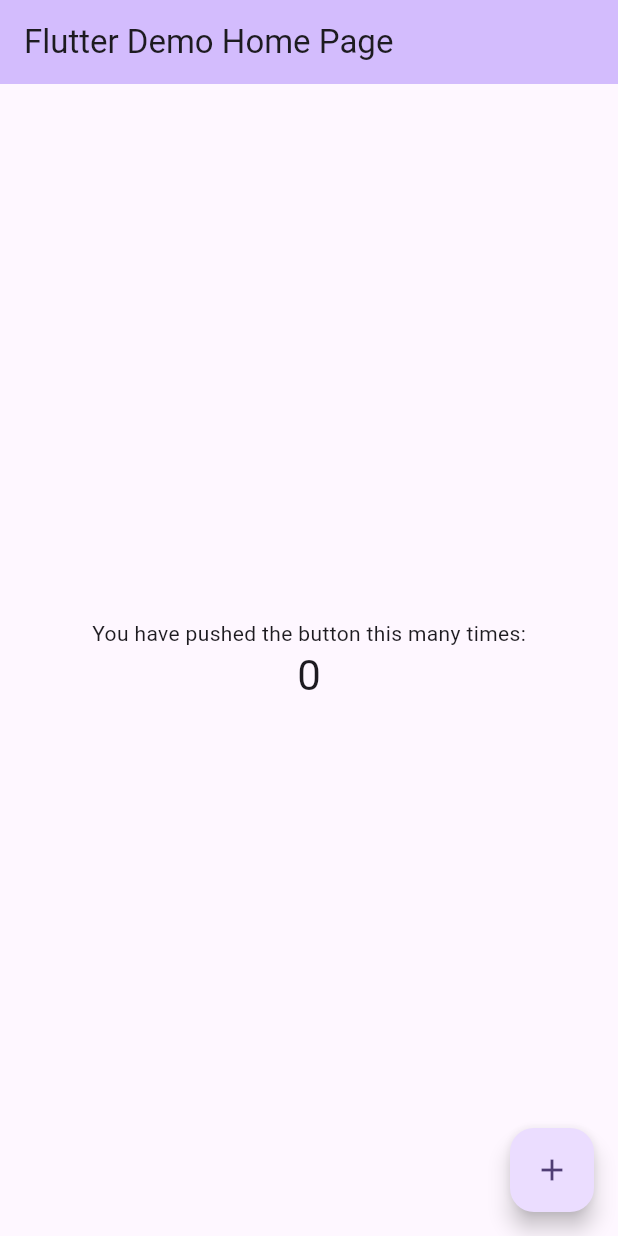
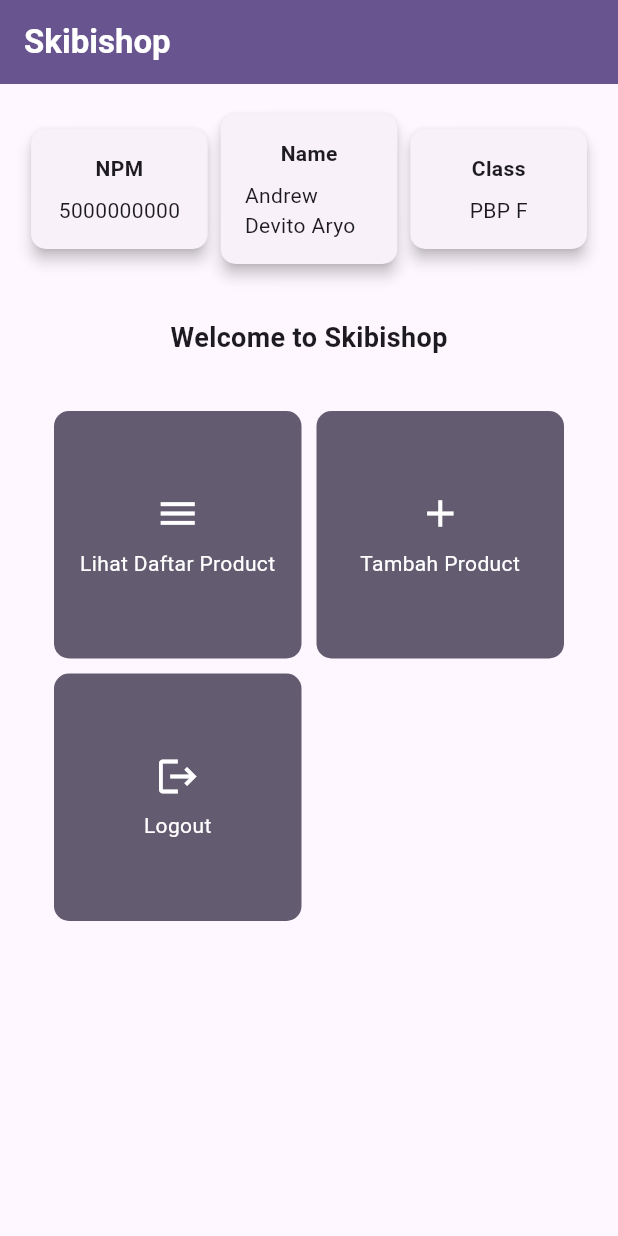
Before and after one commit to Andrew4Coding/skibishop-pbp-mobile, a Flutter app: the screen it shows after launch, on a phone screen of 412 x 824 dp. Run offline on Flutter 3.47's test engine with Material 3 defaults, Android fonts, the phone set to English and light mode, and no system bars.

Commit message:
feat: init main app

```diff
--- /dev/null
+++ b/lib/ds/button.dart
@@ -0,0 +1,15 @@
+import 'package:flutter/material.dart';
+
+class Button extends StatelessWidget {
+  Button({super.key});
+
+  @override
+  Widget build(BuildContext context) {
+    return ElevatedButton(
+      onPressed: () {
+        // Respond to button press
+      },
+      child: const Text('Press me'),
+    );
+  }
+}
--- a/lib/main.dart
+++ b/lib/main.dart
@@ -1,4 +1,5 @@
 import 'package:flutter/material.dart';
+import 'package:skibishop_mobile/menu.dart';
 
 void main() {
   runApp(const MyApp());
@@ -11,7 +12,8 @@
   @override
   Widget build(BuildContext context) {
     return MaterialApp(
-      title: 'Flutter Demo',
+      title: 'Skibishop',
+      debugShowCheckedModeBanner: false,
       theme: ThemeData(
         // This is the theme of your application.
         //
@@ -31,95 +33,7 @@
         colorScheme: ColorScheme.fromSeed(seedColor: Colors.deepPurple),
         useMaterial3: true,
       ),
-      home: const MyHomePage(title: 'Flutter Demo Home Page'),
+      home: MyHomePage(),
     );
   }
 }
-
-class MyHomePage extends StatefulWidget {
-  const MyHomePage({super.key, required this.title});
-
-  // This widget is the home page of your application. It is stateful, meaning
-  // that it has a State object (defined below) that contains fields that affect
-  // how it looks.
-
-  // This class is the configuration for the state. It holds the values (in this
-  // case the title) provided by the parent (in this case the App widget) and
-  // used by the build method of the State. Fields in a Widget subclass are
-  // always marked "final".
-
-  final String title;
-
-  @override
-  State<MyHomePage> createState() => _MyHomePageState();
-}
-
-class _MyHomePageState extends State<MyHomePage> {
-  int _counter = 0;
-
-  void _incrementCounter() {
-    setState(() {
-      // This call to setState tells the Flutter framework that something has
-      // changed in this State, which causes it to rerun the build method below
-      // so that the display can reflect the updated values. If we changed
-      // _counter without calling setState(), then the build method would not be
-      // called again, and so nothing would appear to happen.
-      _counter++;
-    });
-  }
-
-  @override
-  Widget build(BuildContext context) {
-    // This method is rerun every time setState is called, for instance as done
-    // by the _incrementCounter method above.
-    //
-    // The Flutter framework has been optimized to make rerunning build methods
-    // fast, so that you can just rebuild anything that needs updating rather
-    // than having to individually change instances of widgets.
-    return Scaffold(
-      appBar: AppBar(
-        // TRY THIS: Try changing the color here to a specific color (to
-        // Colors.amber, perhaps?) and trigger a hot reload to see the AppBar
-        // change color while the other colors stay the same.
-        backgroundColor: Theme.of(context).colorScheme.inversePrimary,
-        // Here we take the value from the MyHomePage object that was created by
-        // the App.build method, and use it to set our appbar title.
-        title: Text(widget.title),
-      ),
-      body: Center(
-        // Center is a layout widget. It takes a single child and positions it
-        // in the middle of the parent.
-        child: Column(
-          // Column is also a layout widget. It takes a list of children and
-          // arranges them vertically. By default, it sizes itself to fit its
-          // children horizontally, and tries to be as tall as its parent.
-          //
-          // Column has various properties to control how it sizes itself and
-          // how it positions its children. Here we use mainAxisAlignment to
-          // center the children vertically; the main axis here is the vertical
-          // axis because Columns are vertical (the cross axis would be
-          // horizontal).
-          //
-          // TRY THIS: Invoke "debug painting" (choose the "Toggle Debug Paint"
-          // action in the IDE, or press "p" in the console), to see the
-          // wireframe for each widget.
-          mainAxisAlignment: MainAxisAlignment.center,
-          children: <Widget>[
-            const Text(
-              'You have pushed the button this many times:',
-            ),
-            Text(
-              '$_counter',
-              style: Theme.of(context).textTheme.headlineMedium,
-            ),
-          ],
-        ),
-      ),
-      floatingActionButton: FloatingActionButton(
-        onPressed: _incrementCounter,
-        tooltip: 'Increment',
-        child: const Icon(Icons.add),
-      ), // This trailing comma makes auto-formatting nicer for build methods.
-    );
-  }
-}
--- /dev/null
+++ b/lib/menu.dart
@@ -0,0 +1,154 @@
+import 'package:flutter/material.dart';
+
+class MyHomePage extends StatelessWidget {
+  final String npm = '5000000000'; // NPM
+  final String name = 'Andrew Devito Aryo'; // Nama
+  final String className = 'PBP F'; // Kelas
+
+  final List<ItemHomepage> items = [
+    ItemHomepage("Lihat Daftar Product", Icons.menu),
+    ItemHomepage("Tambah Product", Icons.add),
+    ItemHomepage("Logout", Icons.logout),
+  ];
+
+  MyHomePage({super.key});
+
+  @override
+  Widget build(BuildContext context) {
+    return Scaffold(
+      appBar: AppBar(
+        title: const Text(
+          'Skibishop',
+          style: TextStyle(
+            color: Colors.white,
+            fontWeight: FontWeight.bold,
+          ),
+        ),
+        backgroundColor: Theme.of(context).colorScheme.primary,
+      ),
+      body: Padding(
+        padding: const EdgeInsets.all(16.0),
+        child: Column(
+          crossAxisAlignment: CrossAxisAlignment.stretch,
+          children: [
+            Row(
+              mainAxisAlignment: MainAxisAlignment.spaceEvenly,
+              children: [
+                InfoCard(title: 'NPM', content: npm),
+                InfoCard(title: 'Name', content: name),
+                InfoCard(title: 'Class', content: className),
+              ],
+            ),
+            const SizedBox(height: 16.0),
+            const Center(
+              child: Padding(
+                padding: EdgeInsets.only(top: 16.0),
+                child: Text(
+                  'Welcome to Skibishop',
+                  style: TextStyle(
+                    fontWeight: FontWeight.bold,
+                    fontSize: 18.0,
+                  ),
+                ),
+              ),
+            ),
+            const SizedBox(height: 16.0),
+            Expanded(
+              child: GridView.count(
+                primary: false,
+                padding: const EdgeInsets.all(20),
+                crossAxisSpacing: 10,
+                mainAxisSpacing: 10,
+                crossAxisCount: 2,
+                children: items.map((ItemHomepage item) {
+                  return ItemCard(item);
+                }).toList(),
+              ),
+            ),
+          ],
+        ),
+      ),
+    );
+  }
+}
+
+class InfoCard extends StatelessWidget {
+  final String title;
+  final String content;
+
+  const InfoCard({super.key, required this.title, required this.content});
+
+  @override
+  Widget build(BuildContext context) {
+    return Card(
+      elevation: 4.0,
+      shape: RoundedRectangleBorder(
+        borderRadius: BorderRadius.circular(10),
+      ),
+      child: Container(
+        width: MediaQuery.of(context).size.width / 3.5,
+        padding: const EdgeInsets.all(16.0),
+        child: Column(
+          children: [
+            Text(
+              title,
+              style: const TextStyle(fontWeight: FontWeight.bold),
+            ),
+            const SizedBox(height: 8.0),
+            Text(content),
+          ],
+        ),
+      ),
+    );
+  }
+}
+
+class ItemHomepage {
+  final String name;
+  final IconData icon;
+
+  ItemHomepage(this.name, this.icon);
+}
+
+class ItemCard extends StatelessWidget {
+  final ItemHomepage item;
+
+  const ItemCard(this.item, {super.key});
+
+  @override
+  Widget build(BuildContext context) {
+    return Material(
+      color: Theme.of(context).colorScheme.secondary,
+      borderRadius: BorderRadius.circular(10),
+      child: InkWell(
+        onTap: () {
+          ScaffoldMessenger.of(context)
+            ..hideCurrentSnackBar()
+            ..showSnackBar(SnackBar(
+                content: Text("Kamu telah menekan tombol ${item.name}!")));
+        },
+        child: Container(
+          padding: const EdgeInsets.all(16),
+          child: Center(
+            child: Column(
+              mainAxisAlignment: MainAxisAlignment.center,
+              children: [
+                Icon(
+                  item.icon,
+                  color: Colors.white,
+                  size: 30.0,
+                ),
+                const SizedBox(height: 8.0),
+                Text(
+                  item.name,
+                  textAlign: TextAlign.center,
+                  style: const TextStyle(color: Colors.white),
+                ),
+              ],
+            ),
+          ),
+        ),
+      ),
+    );
+  }
+}
```
